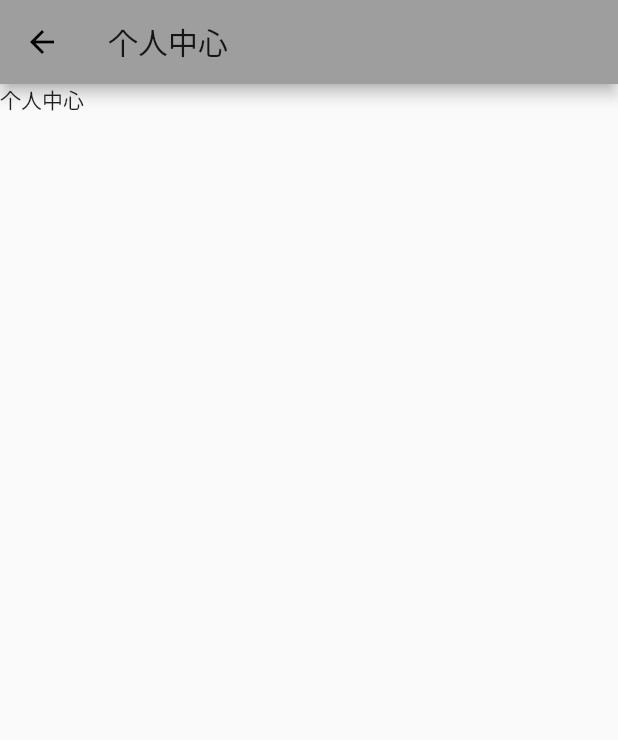
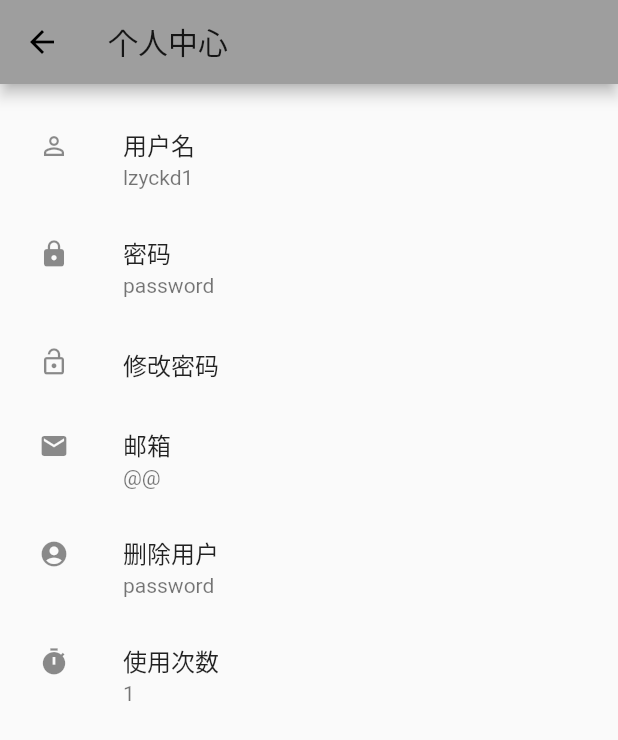
Before and after one commit to BuaaNoCode/nocode_Frontend, a Flutter app: the PersonPage screen opened by its route, on a phone screen of 412 x 824 dp. Shown: the top 740 px of the screen. Run offline on Flutter 3.47's test engine with Material 2 defaults, Android fonts, the phone set to English and light mode, and no system bars; our stand-ins replace shared_preferences; accounts and stored records are empty.

Commit message:
5/20 18:33 add person page without some functions

```diff
--- a/lib/pages/PersonPage.dart
+++ b/lib/pages/PersonPage.dart
@@ -1,6 +1,75 @@
+import 'package:flutter/cupertino.dart';
 import 'package:flutter/material.dart';
 
-class PersonPage extends StatelessWidget {
+class PersonPage extends StatefulWidget {
+  @override
+  State<StatefulWidget> createState() => _PersonPageState();
+}
+
+class passwordUpdate extends StatelessWidget {
+  @override
+  Widget build(BuildContext context) {
+    return Scaffold(
+      appBar: AppBar(
+        title: Text("修改密码"),
+      ),
+      body: Center(
+        child: new Column(
+          children: <Widget>[
+            new TextField(
+              autofocus: true,
+              decoration: InputDecoration(
+                  labelText: "请输入原密码",
+                  hintText: "原密码",
+                  prefixIcon: Icon(Icons.person)
+              ),
+            ),
+            new TextField(
+              autofocus: true,
+              decoration: InputDecoration(
+                  labelText: "请输入新密码",
+                  hintText: "新密码",
+                  prefixIcon: Icon(Icons.person)
+              ),
+            ),
+            new TextField(
+              autofocus: true,
+              decoration: InputDecoration(
+                  labelText: "请重复新密码",
+                  hintText: "新密码",
+                  prefixIcon: Icon(Icons.person)
+              ),
+            ),
+            new Row(
+              mainAxisAlignment: MainAxisAlignment.center,
+              mainAxisSize: MainAxisSize.max,
+              children: <Widget>[
+                new RaisedButton(
+                  child: Text("提交"),
+                  onPressed: (){},
+                ),
+                new Divider(
+                  height: 10, // 默认线是 1px 的高度，高度设置的是上下的间距
+                  color: Colors.red,
+                  endIndent: 75, // 相当于 marginRight
+                  indent: 25, // 相当于 marginLeft
+                  thickness: 10, // 线的厚度，
+                ),
+                new RaisedButton(
+                  child: Text("取消"),
+                  onPressed: (){Navigator.pop(context);},
+                ),
+              ],
+            ),
+
+          ],
+        ),
+      ),
+    );
+  }
+}
+
+class _PersonPageState extends State<PersonPage> {
   @override
   Widget build(BuildContext context) {
     // TODO: implement build
@@ -8,7 +77,68 @@ class PersonPage extends StatelessWidget {
       appBar: AppBar(
         title: Text("个人中心"),
       ),
-      body: Text("个人中心"),
+      body: new Padding(
+        padding: const EdgeInsets.fromLTRB(10.0, 15.0, 10.0, 15.0),
+        child: new Column(
+          children: <Widget>[
+            new ListTile(
+              leading: Icon(Icons.perm_identity,size: 20),
+              title: new Text('用户名'),
+              subtitle: new Row(
+                children: <Widget>[
+                  new Text('lzyckd1'),
+                ],
+              ),
+            ),
+            new ListTile(
+              leading: Icon(Icons.lock,size: 20),
+              title: new Text('密码'),
+              subtitle: new Row(
+                children: <Widget>[
+                  new Text('password'),
+                ],
+              ),
+            ),
+            new ListTile(
+              leading: Icon(Icons.lock_open,size: 20),
+              title: new Text('修改密码'),
+              onTap: () {
+                Navigator.push( context,
+                    MaterialPageRoute(builder: (context) {
+                      return passwordUpdate();
+                    }));
+              },
+            ),
+            new ListTile(
+              leading: Icon(Icons.email,size: 20),
+              title: new Text('邮箱'),
+              subtitle: new Row(
+                children: <Widget>[
+                  new Text('@@'),
+                ],
+              ),
+            ),
+            new ListTile(
+              leading: Icon(Icons.account_circle,size: 20),
+              title: new Text('删除用户'),
+              subtitle: new Row(
+                children: <Widget>[
+                  new Text('password'),
+                ],
+              ),
+            ),
+            new ListTile(
+              leading: Icon(Icons.timer,size: 20),
+              title: new Text('使用次数'),
+              subtitle: new Row(
+                children: <Widget>[
+                  new Text('1'),
+                ],
+              ),
+            ),
+          ],
+        ),
+      ),
     );
   }
 }
```
Also changed, not shown: pubspec.lock, 4 other files.
